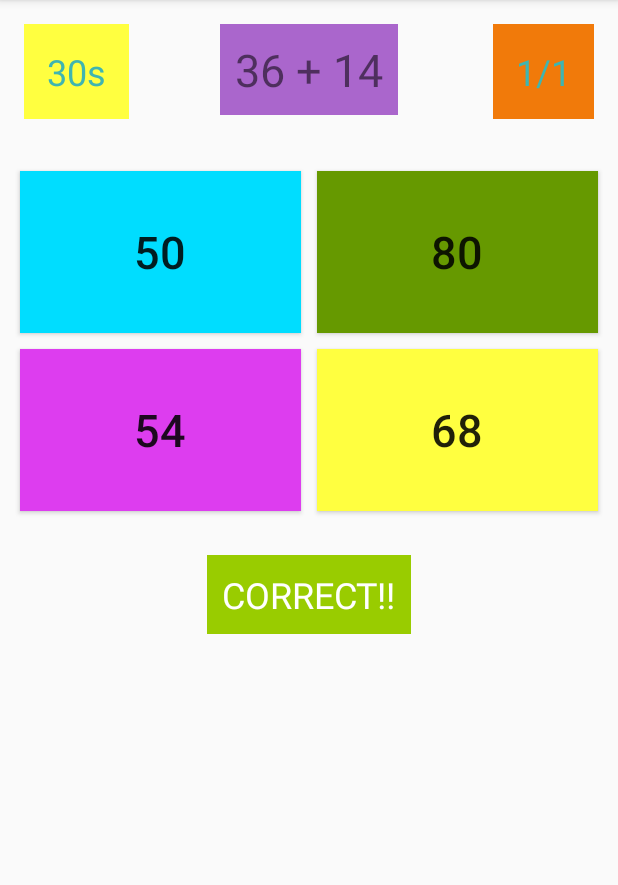
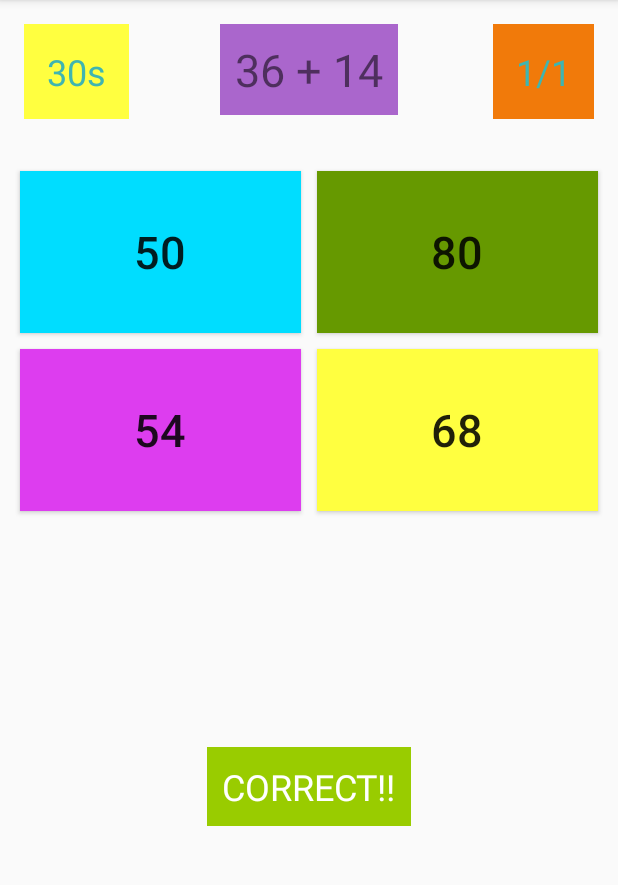
Before and after one commit to ranggasenatama/Quiz-App-Android, an Android app: the screen it shows after launch (MainActivity), after a tap on "50", on a phone screen of 412 x 824 dp, the part 84-969 px from its top. Run offline under Robolectric (Android 15) with nearby library versions, the phone set to English and light mode, and no system bars.

Commit message:
fix bug error TextView cant display

```diff
--- a/app/src/main/java/com/example/asus/quizapp/MainActivity.java
+++ b/app/src/main/java/com/example/asus/quizapp/MainActivity.java
@@ -2,6 +2,7 @@ package com.example.asus.quizapp;
 
 import android.support.v7.app.AppCompatActivity;
 import android.os.Bundle;
+import android.util.Log;
 import android.view.View;
 import android.widget.Button;
 import android.widget.TextView;
@@ -14,8 +15,13 @@ public class MainActivity extends AppCompatActivity {
 
     List<Integer> listAnswer = new ArrayList<Integer>();
     Button button;
+    Button answerButton1;
+    Button answerButton2;
+    Button answerButton3;
+    Button answerButton4;
     TextView answerTextView;
     TextView rightOrFalseTextView;
+    TextView sumTextView;
     int shuffABC;
     int score=0;
     int numberOfQuestion=0;
@@ -32,28 +38,12 @@ public class MainActivity extends AppCompatActivity {
         numberOfQuestion++;
         rightOrFalseTextView.setText(score+"/"+numberOfQuestion);
         answerTextView.setVisibility(View.VISIBLE);
+        newQuestion();
     }
 
-    public void clickStartQuiz(View view) {
-        button.setVisibility(View.INVISIBLE);
-    }
-
-    @Override
-    protected void onCreate(Bundle savedInstanceState) {
-        super.onCreate(savedInstanceState);
-        setContentView(R.layout.activity_main);
-
-        button = findViewById(R.id.startQuizButton);
-        answerTextView = findViewById(R.id.answerTextView);
-        rightOrFalseTextView = findViewById(R.id.rightFalseTextView);
-        Button answerButton1 = (Button) findViewById(R.id.button1);
-        Button answerButton2 = (Button) findViewById(R.id.button2);
-        Button answerButton3 = (Button) findViewById(R.id.button3);
-        Button answerButton4 = (Button) findViewById(R.id.button4);
-        TextView sumTextView = (TextView) findViewById(R.id.sumTextView);
-
+    public void newQuestion(){
+        listAnswer.clear();
         Random random = new Random();
-        answerTextView.setVisibility(View.INVISIBLE);
 
         int nilai1 = random.nextInt(50);
         int nilai2 = random.nextInt(50);
@@ -77,6 +67,28 @@ public class MainActivity extends AppCompatActivity {
         answerButton2.setText(Integer.toString(listAnswer.get(1)));
         answerButton3.setText(Integer.toString(listAnswer.get(2)));
         answerButton4.setText(Integer.toString(listAnswer.get(3)));
+    }
 
+    public void clickStartQuiz(View view) {
+        button.setVisibility(View.INVISIBLE);
+    }
+
+    @Override
+    protected void onCreate(Bundle savedInstanceState) {
+        super.onCreate(savedInstanceState);
+        setContentView(R.layout.activity_main);
+
+        button = findViewById(R.id.startQuizButton);
+        answerTextView = findViewById(R.id.answerTextView);
+        rightOrFalseTextView = findViewById(R.id.rightFalseTextView);
+        answerButton1 = (Button) findViewById(R.id.button1);
+        answerButton2 = (Button) findViewById(R.id.button2);
+        answerButton3 = (Button) findViewById(R.id.button3);
+        answerButton4 = (Button) findViewById(R.id.button4);
+        sumTextView = (TextView) findViewById(R.id.sumTextView);
+
+        answerTextView.setVisibility(View.INVISIBLE);
+
+        newQuestion();
     }
 }
--- a/app/src/main/res/layout/activity_main.xml
+++ b/app/src/main/res/layout/activity_main.xml
@@ -150,12 +150,15 @@
         android:id="@+id/answerTextView"
         android:layout_width="wrap_content"
         android:layout_height="wrap_content"
+        android:layout_marginBottom="90dp"
         android:layout_marginTop="24dp"
         android:background="@android:color/holo_green_light"
         android:padding="10dp"
         android:text="Correct"
         android:textColor="@android:color/background_light"
         android:textSize="24sp"
+        android:visibility="invisible"
+        app:layout_constraintBottom_toBottomOf="parent"
         app:layout_constraintEnd_toEndOf="parent"
         app:layout_constraintHorizontal_bias="0.5"
         app:layout_constraintStart_toStartOf="parent"
```
